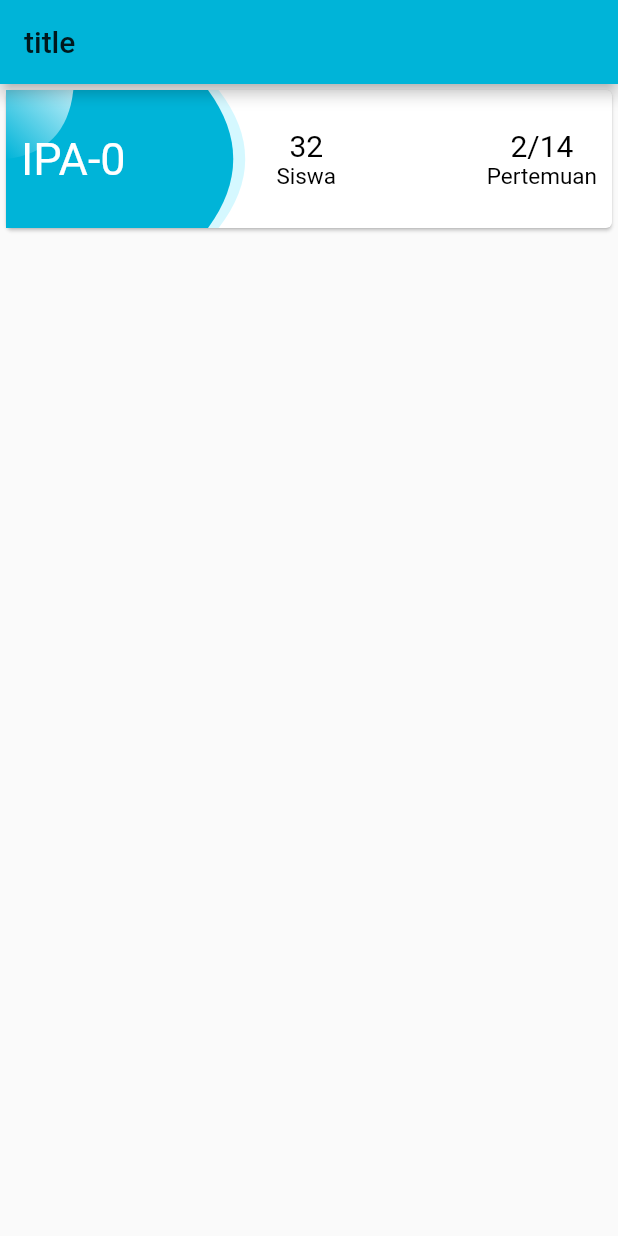
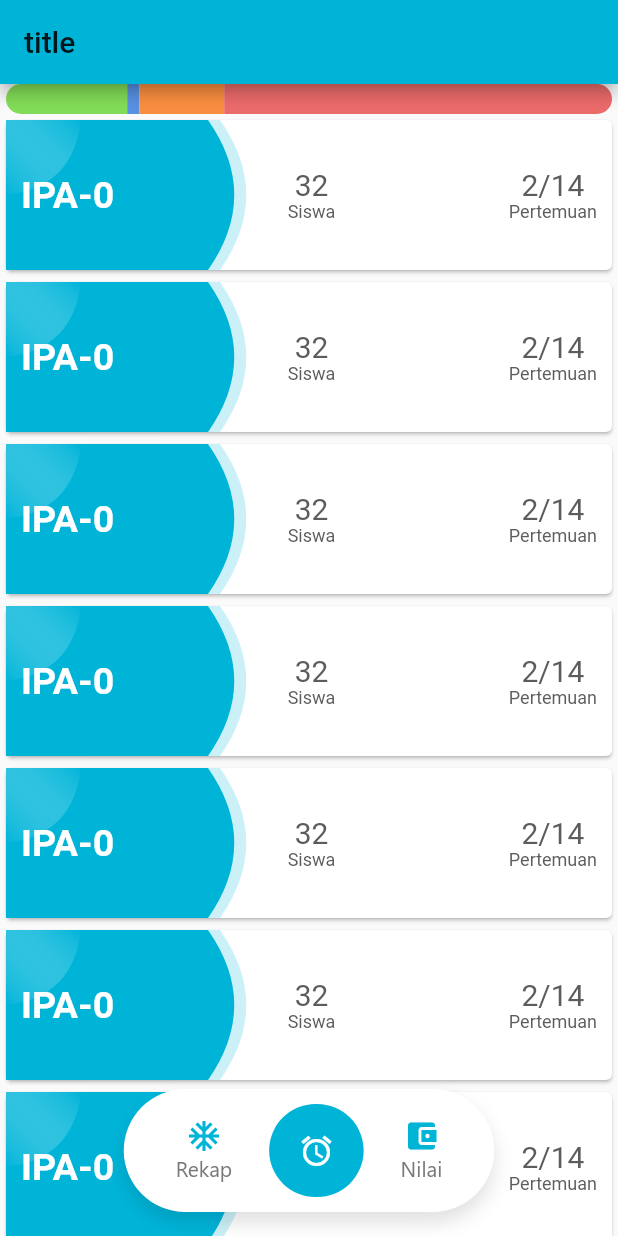
Before and after one commit to ajisyahroni/Flutter_6-Akademix-lecture, a Flutter app: the screen it shows after launch, on a phone screen of 412 x 824 dp. Run offline on Flutter 3.47's test engine with Material 2 defaults, Android fonts, the phone set to English and light mode, and no system bars; our stand-ins replace backdrop, flutter_svg.

Commit message:
UPDATE: implement hideOnScroll fab

```diff
--- a/lib/screens/absence_screen.dart
+++ b/lib/screens/absence_screen.dart
@@ -1,62 +1,88 @@
+import 'package:akademix/widgets/akademix_main_navigation.dart';
+import 'package:akademix/widgets/akademix_special_card_bg.dart';
+import 'package:akademix/widgets/grade/akademix_presence_percentage.dart';
+import 'package:flutter/rendering.dart';
+
 /**
  * screen untuk menampilkan halaman absensi
  * status : on progress
  */
 
-import 'package:akademix/extensions/hex_color.dart';
-import 'package:akademix/utilities/constant.dart';
-import 'package:akademix/widgets/akademix_main_navigation.dart';
-import 'package:akademix/widgets/dashboard/akademix_days_scrolling.dart';
-import 'package:akademix/widgets/debug/grouped_button.dart';
 import 'package:flutter/material.dart';
-import 'package:flutter_svg/flutter_svg.dart';
 
 class AbsenceScreen extends StatefulWidget {
   @override
   _AbsenceScreenState createState() => _AbsenceScreenState();
 }
 
-class _AbsenceScreenState extends State<AbsenceScreen> {
+class _AbsenceScreenState extends State<AbsenceScreen>
+    with SingleTickerProviderStateMixin {
+  ScrollController _scrollController;
+  AnimationController _hideFABAnimationController;
+
+  @override
+  void initState() {
+    super.initState();
+    _hideFABAnimationController = AnimationController(
+        vsync: this, value: 1, duration: Duration(milliseconds: 200));
+
+    _scrollController = new ScrollController();
+    _scrollController.addListener(() {
+      switch (_scrollController.position.userScrollDirection) {
+        case ScrollDirection.reverse:
+          _hideFABAnimationController.reverse();
+          break;
+        case ScrollDirection.forward:
+          _hideFABAnimationController.forward();
+          break;
+        default:
+      }
+    });
+  }
+
   @override
   Widget build(BuildContext context) {
     return Scaffold(
       appBar: AppBar(
         title: Text('title'),
       ),
+      floatingActionButton: FadeTransition(
+        opacity: _hideFABAnimationController,
+        child: ScaleTransition(
+          scale: _hideFABAnimationController,
+          child: MainNavigation(),
+        ),
+      ),
+      floatingActionButtonLocation: FloatingActionButtonLocation.centerFloat,
       body: Column(
         children: [
           Container(
-            height: 100,
-            child: Card(
-              child: Stack(
-                children: [
-                  CustomPaint(
-                    child: Container(),
-                    painter:
-                        RectangleCircleUnionAsBg(HexColor.fromHex('#D5F8FF')),
-                  ),
-                  CustomPaint(
-                    child: Container(),
-                    painter: RectangleCircleUnion(HexColor.fromHex('#00B4D8')),
-                  ),
-                  CustomPaint(
-                    child: Container(),
-                    painter: QuarterCircleGradient([
-                      HexColor.fromHex('#BCEEF9'),
-                      Color.fromARGB(0, 188, 238, 249)
-                    ]),
-                  ),
-                  Align(
-                    alignment: Alignment.center,
-                    child: Padding(
-                      padding: const EdgeInsets.all(10.0),
+            child: AkademixPresencePercentage(
+              totalPertemuan: 50,
+              masuk: 10,
+              izin: 1,
+              sakit: 7,
+            ),
+          ),
+          Expanded(
+            child: ListView.builder(
+              controller: _scrollController,
+              itemBuilder: (BuildContext context, int index) {
+                return Card(
+                  child: CustomPaint(
+                    child: Container(
+                      padding: EdgeInsets.symmetric(horizontal: 10.0),
+                      width: double.infinity,
+                      height: 100,
                       child: Row(
                         mainAxisAlignment: MainAxisAlignment.spaceBetween,
-                        crossAxisAlignment: CrossAxisAlignment.center,
                         children: [
                           Text(
                             'IPA-0',
-                            style: TextStyle(color: Colors.white, fontSize: 30),
+                            style: TextStyle(
+                                color: Colors.white,
+                                fontSize: 25,
+                                fontWeight: FontWeight.bold),
                           ),
                           Column(
                             mainAxisAlignment: MainAxisAlignment.center,
@@ -64,12 +90,14 @@ class _AbsenceScreenState extends State<AbsenceScreen> {
                               Text(
                                 '32',
                                 style: TextStyle(
-                                    color: Colors.black, fontSize: 20),
+                                    color: Color.fromRGBO(92, 92, 92, 1),
+                                    fontSize: 20),
                               ),
                               Text(
                                 'Siswa',
                                 style: TextStyle(
-                                    color: Colors.black, fontSize: 15),
+                                    color: Color.fromRGBO(92, 92, 92, 1),
+                                    fontSize: 12),
                               ),
                             ],
                           ),
@@ -79,156 +107,64 @@ class _AbsenceScreenState extends State<AbsenceScreen> {
                               Text(
                                 '2/14',
                                 style: TextStyle(
-                                    color: Colors.black, fontSize: 20),
+                                    color: Color.fromRGBO(92, 92, 92, 1),
+                                    fontSize: 20),
                               ),
                               Text(
                                 'Pertemuan',
                                 style: TextStyle(
-                                    color: Colors.black, fontSize: 15),
+                                    color: Color.fromRGBO(92, 92, 92, 1),
+                                    fontSize: 12),
                               )
                             ],
                           ),
                         ],
                       ),
                     ),
-                  )
-                ],
-              ),
+                    painter: SpecialCardBackground(
+                        color: Color(0xFF00B4D8), flex: 3),
+                  ),
+                );
+              },
+              itemCount: 10,
             ),
-          ),
+          )
+          // Card(
+          //   child: CustomPaint(
+          //     child: Container(
+          //       padding: EdgeInsets.symmetric(horizontal: 10.0),
+          //       width: double.infinity / 2,
+          //       height: 100,
+          //       child: Row(
+          //         mainAxisAlignment: MainAxisAlignment.spaceBetween,
+          //         children: [
+          //           Column(
+          //             mainAxisAlignment: MainAxisAlignment.center,
+          //             crossAxisAlignment: CrossAxisAlignment.start,
+          //             children: [
+          //               Text(
+          //                 'UTS',
+          //                 style: TextStyle(fontSize: 14, color: Colors.white),
+          //               ),
+          //               Text(
+          //                 '25/6/20',
+          //                 style: TextStyle(fontSize: 12, color: Colors.white),
+          //               ),
+          //             ],
+          //           ),
+          //           Text(
+          //             '80',
+          //             style: TextStyle(
+          //                 fontSize: 24, color: Color.fromRGBO(92, 92, 92, 1)),
+          //           ),
+          //         ],
+          //       ),
+          //     ),
+          //     painter: SpecialCardBackground(color: Color(0xFFFA8E40), flex: 2),
+          //   ),
+          // )
         ],
       ),
     );
   }
 }
-
-class QuarterCircleTopRight extends CustomPainter {
-  @override
-  void paint(Canvas canvas, Size size) {}
-
-  @override
-  bool shouldRepaint(CustomPainter oldDelegate) {
-    return false;
-  }
-}
-
-class QuarterCircleGradient extends CustomPainter {
-  final List<Color> gradientColor;
-  QuarterCircleGradient(this.gradientColor);
-
-  @override
-  void paint(Canvas canvas, Size size) {
-    final shapeBound = Rect.fromLTWH(0, 0, size.width / 9, size.height / 2);
-    final paint = Paint()
-      ..shader = LinearGradient(
-              begin: Alignment.topRight,
-              end: Alignment.bottomLeft,
-              colors: gradientColor)
-          .createShader(shapeBound)
-      ..style = PaintingStyle.fill;
-
-    final backgroundPath = Path()
-      ..moveTo(shapeBound.left, shapeBound.top)
-      ..lineTo(shapeBound.topRight.dx, shapeBound.topRight.dy)
-      ..quadraticBezierTo(
-          shapeBound.bottomRight.dx * 0.9,
-          shapeBound.bottomRight.dy * 0.9,
-          shapeBound.bottomLeft.dx,
-          shapeBound.bottomLeft.dy)
-      ..lineTo(shapeBound.bottomLeft.dx, shapeBound.bottomLeft.dy);
-
-    canvas.drawPath(backgroundPath, paint);
-  }
-
-  @override
-  bool shouldRepaint(CustomPainter oldDelegate) {
-    return false;
-  }
-}
-
-class RectangleCircleUnion extends CustomPainter {
-  final Color bgColor;
-
-  RectangleCircleUnion(this.bgColor);
-
-  @override
-  void paint(Canvas canvas, Size size) {
-    final paint = Paint()
-      ..color = bgColor
-      ..style = PaintingStyle.fill;
-
-    num degToRad(num deg) => deg * (3.14 / 180);
-
-    final shapeBound = Rect.fromLTWH(0, 0, size.width / 3, size.height);
-    final backgroundPath = Path()
-      ..moveTo(shapeBound.left, shapeBound.top)
-      ..lineTo(shapeBound.topRight.dx, shapeBound.topRight.dy)
-      ..quadraticBezierTo(
-          shapeBound.centerRight.dx * 1.25,
-          shapeBound.centerRight.dy,
-          shapeBound.bottomRight.dx,
-          shapeBound.bottomRight.dy)
-      ..lineTo(shapeBound.bottomLeft.dx, shapeBound.bottomLeft.dy)
-      ..lineTo(shapeBound.topLeft.dx, shapeBound.topLeft.dy);
-
-    canvas.drawPath(backgroundPath, paint);
-    // lesson 1
-    // Offset start = Offset(0, size.height / 2);
-    // Offset end = Offset(size.width, size.height / 3);
-
-    // canvas.drawLine(start, end, paint);
-
-    // lesson 2
-    // var path = Path();
-    // path.moveTo(0, size.height / 2);
-    // path.lineTo(size.width / 2, size.height / 2);
-    // canvas.drawPath(path, paint);
-
-    // Offset center = Offset(size.width / 2, size.height / 2);
-    // canvas.drawCircle(center, 100, paint);
-
-    // var path = Path();
-    // path.addOval(Rect.fromCircle(
-    //     radius: 100, center: Offset(size.width / 2, size.height / 2)));
-    // canvas.drawPath(path, paint);
-  }
-
-  @override
-  bool shouldRepaint(CustomPainter oldDelegate) {
-    // TODO: implement shouldRepaint
-    return false;
-    // throw UnimplementedError();
-  }
-}
-
-class RectangleCircleUnionAsBg extends CustomPainter {
-  final Color bgColor;
-
-  RectangleCircleUnionAsBg(this.bgColor);
-
-  @override
-  void paint(Canvas canvas, Size size) {
-    final paint = Paint()
-      ..color = bgColor
-      ..style = PaintingStyle.fill;
-
-    final shapeBound = Rect.fromLTWH(0, 0, size.width / 2.85, size.height);
-    final backgroundPath = Path()
-      ..moveTo(shapeBound.left, shapeBound.top)
-      ..lineTo(shapeBound.topRight.dx, shapeBound.topRight.dy)
-      ..quadraticBezierTo(
-          shapeBound.centerRight.dx * 1.25,
-          shapeBound.centerRight.dy,
-          shapeBound.bottomRight.dx,
-          shapeBound.bottomRight.dy)
-      ..lineTo(shapeBound.bottomLeft.dx, shapeBound.bottomLeft.dy)
-      ..lineTo(shapeBound.topLeft.dx, shapeBound.topLeft.dy);
-
-    canvas.drawPath(backgroundPath, paint);
-  }
-
-  @override
-  bool shouldRepaint(CustomPainter oldDelegate) {
-    return false;
-  }
-}
```
